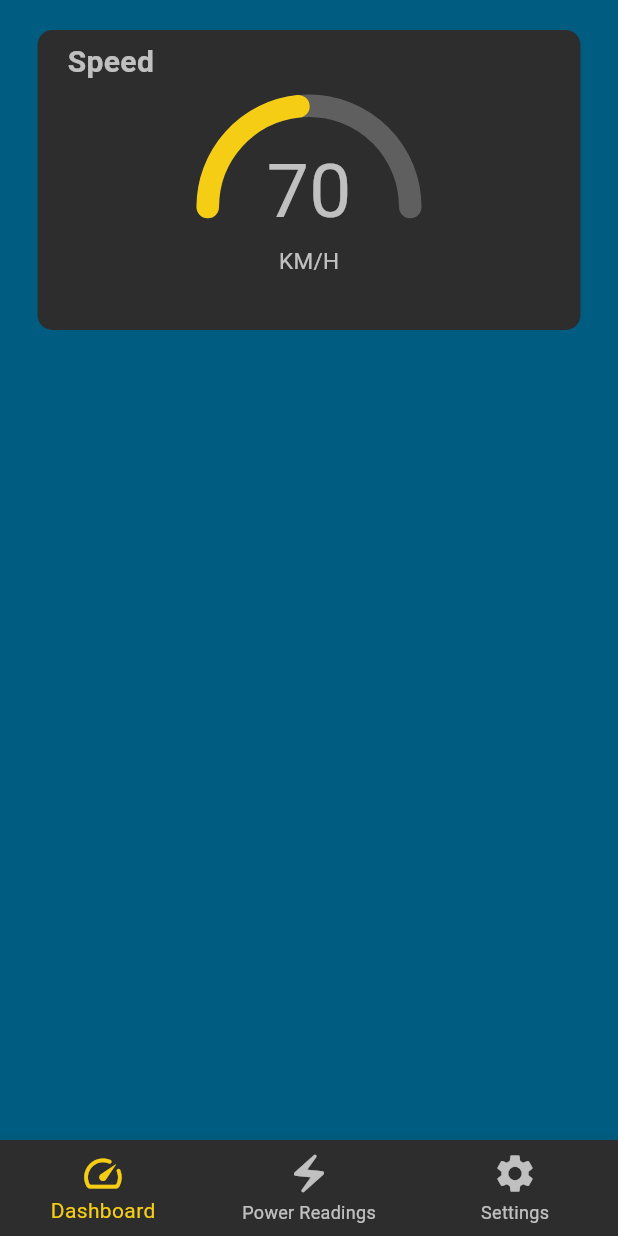
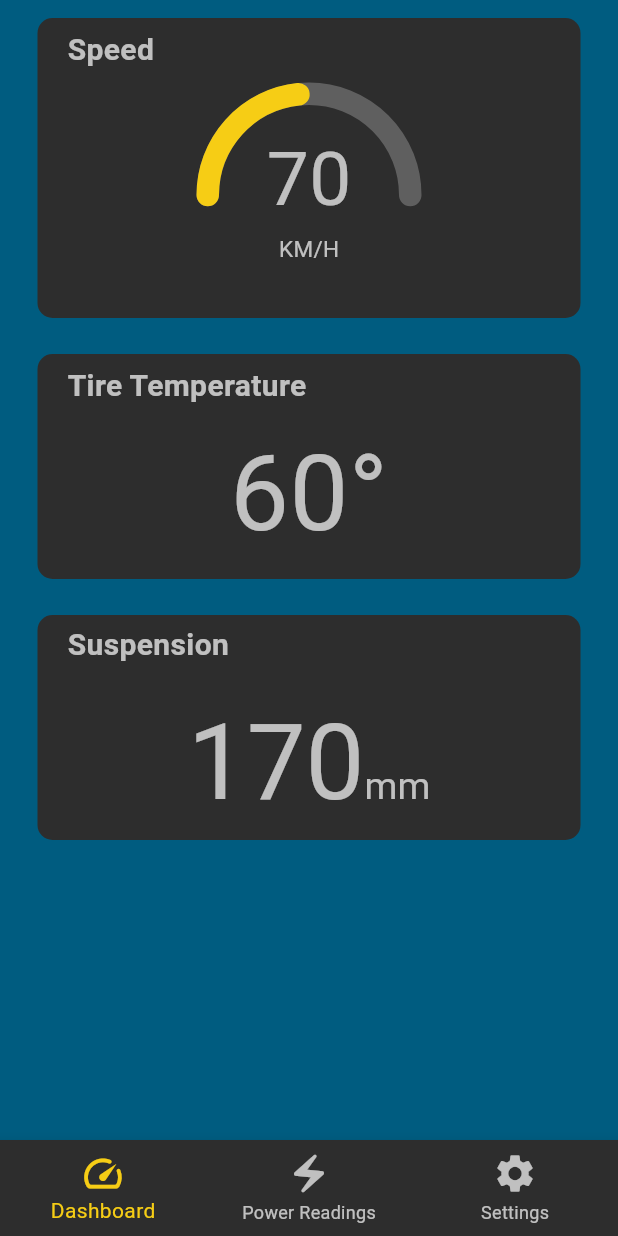
Before and after one commit to UTSME/UTSMEConnect, a Flutter app: the screen it shows after launch, on a phone screen of 412 x 824 dp. Run offline on Flutter 3.47's test engine with Material 3 defaults, Android fonts, the phone set to English and light mode, and no system bars; drawn by our look-alikes of percent_indicator; our stand-ins replace flutter_riverpod, go_router, sizer.

Commit message:
Added the tire temperature and suspension readings placeholders to the dashboard. Modularized the vertical and horizontal cards widgets.

```diff
--- a/lib/src/features/dashboard/controller/dashboard_controller.dart
+++ b/lib/src/features/dashboard/controller/dashboard_controller.dart
@@ -5,14 +5,24 @@ import 'package:utsmeconnect/src/features/dashboard/data/remote/dashboard_data.d
 /// class to contain the properties
 class DashboardState {
   double speed;
+  double tireTemperature;
+  double suspension;
 
-  DashboardState({required this.speed});
+  DashboardState({
+    required this.speed,
+    required this.tireTemperature,
+    required this.suspension,
+  });
 
   DashboardState copyWith({
     required double speed,
+    required double tireTemperature,
+    required double suspension,
   }) {
     return DashboardState(
       speed: speed,
+      tireTemperature: tireTemperature,
+      suspension: suspension,
     );
   }
 }
@@ -26,13 +36,23 @@ class DashboardController extends StateNotifier<DashboardState> {
   void periodicallyUpdateDashboardData() async {
     Timer.periodic(const Duration(microseconds: 1), (timer) {
       state.speed = DashboardData.fetchSpeed();
+      state.tireTemperature = DashboardData.fetchTireTemperature();
+      state.suspension = DashboardData.fetchSuspension();
     });
-    state = state.copyWith(speed: state.speed);
+    state = state.copyWith(
+      speed: state.speed,
+      tireTemperature: state.tireTemperature,
+      suspension: state.suspension,
+    );
   }
 }
 
 /// exposing the controller using Riverpod
 final dashboardControllerProvider =
     StateNotifierProvider<DashboardController, DashboardState>((ref) {
-  return DashboardController(DashboardState(speed: DashboardData.fetchSpeed()));
+  return DashboardController(DashboardState(
+    speed: DashboardData.fetchSpeed(),
+    tireTemperature: DashboardData.fetchTireTemperature(),
+    suspension: DashboardData.fetchSuspension(),
+  ));
 });
--- a/lib/src/features/dashboard/view/screens/dashboard_screen.dart
+++ b/lib/src/features/dashboard/view/screens/dashboard_screen.dart
@@ -4,6 +4,7 @@ import 'package:flutter_riverpod/flutter_riverpod.dart';
 import 'package:percent_indicator/percent_indicator.dart';
 import 'package:utsmeconnect/src/core/constants/utsmeconnect_colors.dart';
 import 'package:utsmeconnect/src/features/dashboard/controller/dashboard_controller.dart';
+import 'package:utsmeconnect/src/features/shared/view/widgets/vertical_card.dart';
 
 class DashboardScreen extends ConsumerStatefulWidget {
   const DashboardScreen({super.key});
@@ -14,16 +15,27 @@ class DashboardScreen extends ConsumerStatefulWidget {
 }
 
 class _DashboardScreenState extends ConsumerState<DashboardScreen> {
+  // Retrieve the controller
   late DashboardState dashboardControllerState =
       ref.watch(dashboardControllerProvider);
-  late double speed = 100;
+
+  // Initialize the dashboard values
+  late double speed = 0;
+  late double tireTemperature = 0;
+  late double suspension = 0;
 
   void periodicallyUpdateDashboardData() {
     Timer.periodic(const Duration(seconds: 3), (timer) {
       double newSpeed = dashboardControllerState.speed;
-      if (speed != newSpeed) {
+      double newTireTemperature = dashboardControllerState.tireTemperature;
+      double newSuspension = dashboardControllerState.suspension;
+      if (speed != newSpeed ||
+          tireTemperature != newTireTemperature ||
+          suspension != newSuspension) {
         setState(() {
           speed = newSpeed;
+          tireTemperature = newTireTemperature;
+          suspension = newSuspension;
         });
       }
     });
@@ -47,34 +59,11 @@ class _DashboardScreenState extends ConsumerState<DashboardScreen> {
         child: Column(
           children: [
             // Speedometer
-            Padding(
-              padding: const EdgeInsets.all(20.0),
-              child: Container(
-                width: screenWidth - 50,
-                height: 200,
-                decoration: BoxDecoration(
-                  color: UTSMEConnectColors.kBackgroundSecondary,
-                  borderRadius: BorderRadius.circular(10),
-                ),
-                child: Column(
-                  mainAxisAlignment: MainAxisAlignment.spaceEvenly,
-                  // we use "start" to have the label at the leftmost side
-                  crossAxisAlignment: CrossAxisAlignment.start,
-                  children: [
-                    const Padding(
-                      padding: EdgeInsets.only(left: 20),
-                      child: Text(
-                        "Speed",
-                        style: TextStyle(
-                          color: Colors.white70,
-                          fontSize: 20,
-                          fontWeight: FontWeight.bold,
-                        ),
-                      ),
-                    ),
-                    // We use Align to center the speedometer
-                    Align(
-                      child: CircularPercentIndicator(
+            VerticalCard(
+              screenWidth: screenWidth,
+              cardHeight: 200,
+              cardLabel: "Speed",
+              cardWidget: CircularPercentIndicator(
                 radius: 75,
                 percent: ((speed * 100) / 150) / 100,
                 lineWidth: 15,
@@ -93,19 +82,48 @@ class _DashboardScreenState extends ConsumerState<DashboardScreen> {
                   children: [
                     Text(
                       "${(speed).toInt()}",
-                              style: const TextStyle(
-                                  color: Colors.white70, fontSize: 50),
+                      style:
+                          const TextStyle(color: Colors.white70, fontSize: 50),
                     ),
                     const Text(
                       "KM/H",
-                              style: TextStyle(
-                                  color: Colors.white70, fontSize: 15),
+                      style: TextStyle(color: Colors.white70, fontSize: 15),
                     ),
                   ],
                 ),
               ),
             ),
-                  ],
+
+            // Tire Temperature
+            VerticalCard(
+              screenWidth: screenWidth,
+              cardHeight: 150,
+              cardLabel: "Tire Temperature",
+              cardWidget: Text(
+                "${(tireTemperature).toInt()}°",
+                style: const TextStyle(color: Colors.white70, fontSize: 70),
+              ),
+            ),
+
+            // Suspension
+            VerticalCard(
+              screenWidth: screenWidth,
+              cardHeight: 150,
+              cardLabel: "Suspension",
+              cardWidget: Padding(
+                padding: const EdgeInsets.only(top: 18, bottom: 5),
+                child: RichText(
+                  text: TextSpan(children: [
+                    TextSpan(
+                      text: "${(suspension).toInt()}",
+                      style:
+                          const TextStyle(color: Colors.white70, fontSize: 70),
+                    ),
+                    const TextSpan(
+                      text: "mm",
+                      style: TextStyle(color: Colors.white70, fontSize: 25),
+                    ),
+                  ]),
                 ),
               ),
             ),
--- a/lib/src/features/power/view/screens/power_screen.dart
+++ b/lib/src/features/power/view/screens/power_screen.dart
@@ -44,6 +44,7 @@ class _PowerScreenState extends ConsumerState<PowerScreen> {
           child: Center(
         child: Column(
           children: [
+            // Current Charge
             Padding(
               padding: const EdgeInsets.all(20.0),
               child: Container(
--- /dev/null
+++ b/lib/src/features/shared/view/widgets/vertical_card.dart
@@ -0,0 +1,54 @@
+import 'package:flutter/material.dart';
+import 'package:utsmeconnect/src/core/constants/utsmeconnect_colors.dart';
+
+class VerticalCard extends StatelessWidget {
+  const VerticalCard({
+    super.key,
+    required this.screenWidth,
+    required this.cardHeight,
+    required this.cardLabel,
+    required this.cardWidget,
+  });
+
+  final double screenWidth;
+  final double cardHeight;
+  final String cardLabel;
+  final Widget cardWidget;
+
+  @override
+  Widget build(BuildContext context) {
+    return Padding(
+      padding: const EdgeInsets.all(12.0),
+      child: Container(
+        width: screenWidth - 50,
+        height: cardHeight,
+        decoration: BoxDecoration(
+          color: UTSMEConnectColors.kBackgroundSecondary,
+          borderRadius: BorderRadius.circular(10),
+        ),
+        child: Column(
+          mainAxisAlignment: MainAxisAlignment.spaceEvenly,
+          // we use "start" to have the label at the leftmost side
+          crossAxisAlignment: CrossAxisAlignment.start,
+          children: [
+            Padding(
+              padding: const EdgeInsets.only(left: 20),
+              child: Text(
+                cardLabel,
+                style: const TextStyle(
+                  color: Colors.white70,
+                  fontSize: 20,
+                  fontWeight: FontWeight.bold,
+                ),
+              ),
+            ),
+            // We use Align to center the card widget
+            Align(
+              child: cardWidget,
+            ),
+          ],
+        ),
+      ),
+    );
+  }
+}
```
Also changed, not shown: lib/src/features/dashboard/data/remote/dashboard_data.dart (+11 -1 lines), lib/src/features/shared/view/widgets/horizontal_card_with_percentage.dart (added, +59 -0 lines). Lines whose indentation alone changed are shown as unchanged.
